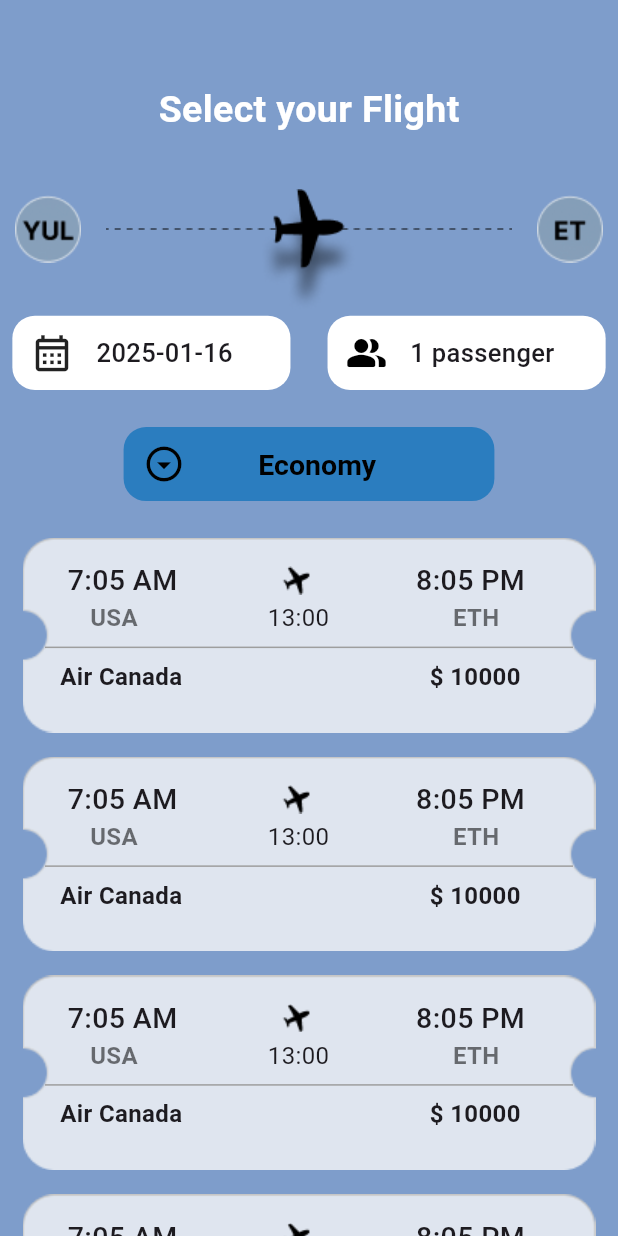
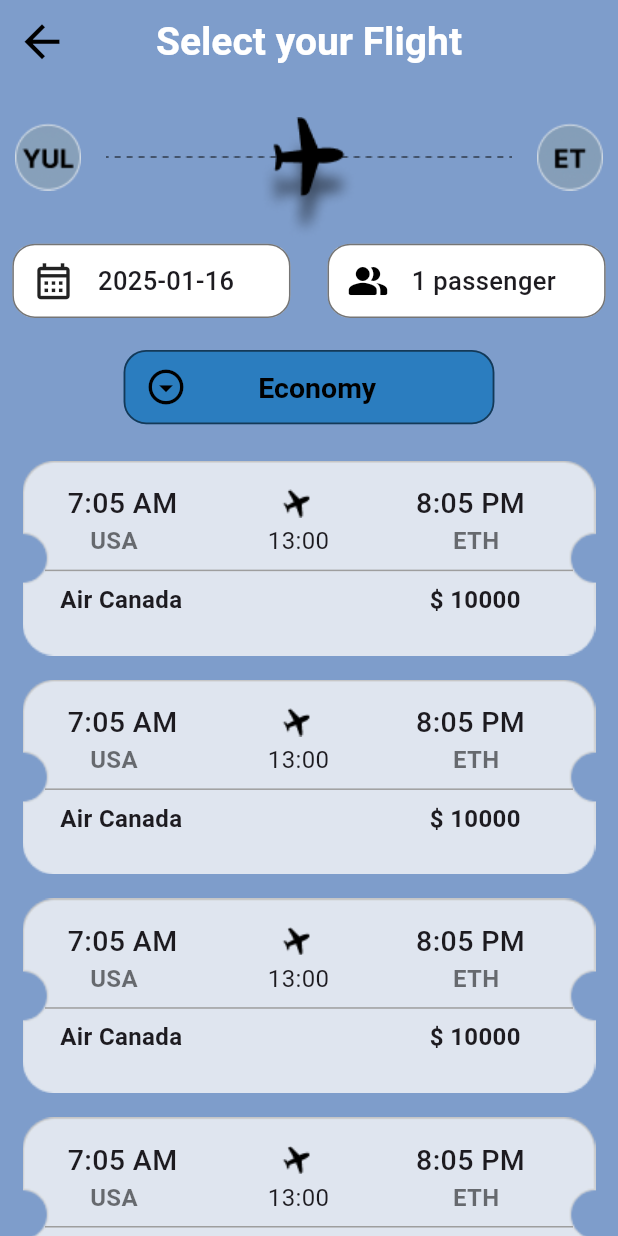
Before and after one commit to Rijan77/flight-tracker, a Flutter app: the Home screen opened directly, on a phone screen of 412 x 824 dp. Run offline on Flutter 3.47's test engine with Material 3 defaults, Android fonts, the phone set to English and light mode, and no system bars.

Commit message:
Updated Homepage design

```diff
--- a/lib/GUI/Home.dart
+++ b/lib/GUI/Home.dart
@@ -37,23 +37,41 @@ class _HomeState extends State<Home> {
 
     return Scaffold(
       backgroundColor: const Color(0xff7E9DCB),
+      appBar: AppBar(
+        backgroundColor: const Color(0xff7E9DCB),
+        leading: IconButton(
+          icon: const Icon(Icons.arrow_back_sharp, color: Colors.black, size: 35,),
+          onPressed: () {
+            Navigator.pop(context); // Navigate to the previous screen
+          },
+        ),
+        title: const Text(
+          "Select your Flight",
+          style: TextStyle(
+            color: Colors.white,
+            fontSize: 26,
+            fontWeight: FontWeight.w600,
+          ),
+        ),
+        centerTitle: true,
+      ),
       body: Column(
         children: [
-          const Padding(
-            padding: EdgeInsets.only(top: 55),
-            child: Center(
-              child: Text(
-                "Select your Flight",
-                style: TextStyle(
-                  color: Colors.white,
-                  fontSize: 25,
-                  fontWeight: FontWeight.w600,
-                ),
-              ),
-            ),
-          ),
+          // const Padding(
+          //   padding: EdgeInsets.only(top: 55),
+          //   child: Center(
+          //     child: Text(
+          //       "Select your Flight",
+          //       style: TextStyle(
+          //         color: Colors.white,
+          //         fontSize: 25,
+          //         fontWeight: FontWeight.w600,
+          //       ),
+          //     ),
+          //   ),
+          // ),
           Padding(
-            padding: const EdgeInsets.only(top: 20, left: 10, right: 10),
+            padding: const EdgeInsets.only(top: 7, left: 10, right: 10),
             child: Row(
               crossAxisAlignment: CrossAxisAlignment.center,
               children: [
@@ -86,6 +104,9 @@ class _HomeState extends State<Home> {
                   decoration: BoxDecoration(
                     color: Colors.white,
                     borderRadius: BorderRadius.circular(15),
+                      border: Border.all(
+                          color: Colors.black54
+                      )
                   ),
                   child: Row(
                     children: [
@@ -133,6 +154,9 @@ class _HomeState extends State<Home> {
                   decoration: BoxDecoration(
                     color: Colors.white,
                     borderRadius: BorderRadius.circular(15),
+                    border: Border.all(
+                      color: Colors.black54
+                    )
                   ),
                   child: Row(
                     children: [
@@ -157,13 +181,17 @@ class _HomeState extends State<Home> {
               ),
             ],
           ),
-          SizedBox(height: screenHeight * 0.03),
+          SizedBox(height: screenHeight * 0.026),
           Container(
             height: screenHeight * 0.06,
             width: screenWidth * 0.6,
             decoration: BoxDecoration(
               color: const Color(0xff2B7DBF),
               borderRadius: BorderRadius.circular(15),
+                border: Border.all(
+                    color: Colors.black54,
+                  width: 1.2
+                )
             ),
             child: DropdownButton<String>(
               value: _selectedClass,
--- a/lib/GUI/Onbording.dart
+++ b/lib/GUI/Onbording.dart
@@ -1,6 +1,7 @@
 import 'package:flutter/material.dart';
 
 import '../HomePage.dart';
+import 'Home.dart';
 
 class Onboarding extends StatefulWidget {
   const Onboarding({super.key});
@@ -75,7 +76,7 @@ class _OnbordingState extends State<Onboarding> {
 
                         InkWell(
                           onTap: (){
-                            Navigator.push(context, MaterialPageRoute(builder: (context) => const Homepage()),
+                            Navigator.push(context, MaterialPageRoute(builder: (context) => Home()),
                             );
                           },
                           child: Container(
--- a/lib/main.dart
+++ b/lib/main.dart
@@ -15,7 +15,7 @@ class MyApp extends StatelessWidget {
   Widget build(BuildContext context) {
     return const MaterialApp(
       debugShowCheckedModeBanner: false,
-      home:  Home(),
+      home:  SplashScreen(),
     );
   }
 }
```
